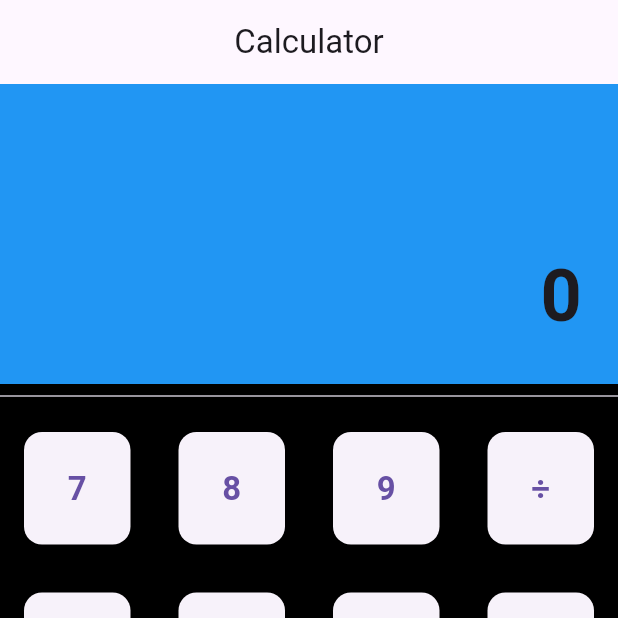
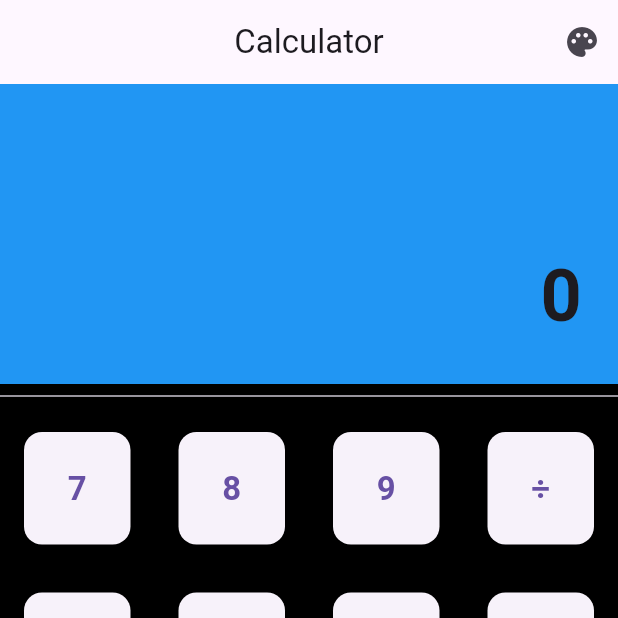
Before and after one commit to Yuviiii25/my_web_app, a Flutter app: the screen it shows after launch, on a phone screen of 412 x 824 dp, the top half of it. Run offline on Flutter 3.47's test engine with Material 3 defaults, Android fonts, the phone set to English and light mode, and no system bars.

Commit message:
added color selection option on the right top corner

```diff
--- a/lib/CalculatorScreen.dart
+++ b/lib/CalculatorScreen.dart
@@ -1,7 +1,18 @@
 import 'package:flutter/material.dart';
 
-class CalculatorScreen extends StatelessWidget {
+
+
+class CalculatorScreen extends StatefulWidget {
   const CalculatorScreen({super.key});
+
+  @override
+  State<CalculatorScreen> createState() => _CalculatorScreenState();
+}
+
+class _CalculatorScreenState extends State<CalculatorScreen> {
+
+   Color themeColor = Colors.blue;
+
 
   Widget CalculatorButton(String text){
     return Expanded(
@@ -38,7 +49,36 @@ class CalculatorScreen extends StatelessWidget {
       appBar: AppBar(
         title: const Text("Calculator"),
         centerTitle: true,
+        actions: [
+          PopupMenuButton<Color>(
+            icon: const Icon(Icons.palette),
+
+            // When user selects a color
+            onSelected: (Color selectedColor) {
+              setState(() {
+                themeColor = selectedColor;
+              });
+            },
+
+            // Menu items
+            itemBuilder: (context) => const [
+              PopupMenuItem(
+                value: Colors.blue,
+                child: Text("Blue"),
+              ),
+              PopupMenuItem(
+                value: Colors.green,
+                child: Text("Green"),
+              ),
+              PopupMenuItem(
+                value: Colors.red,
+                child: Text("Red"),
+              ),
+            ],
+          ),
+        ],
       ),
+
       body: Column(
         children: [
            Container(
```
